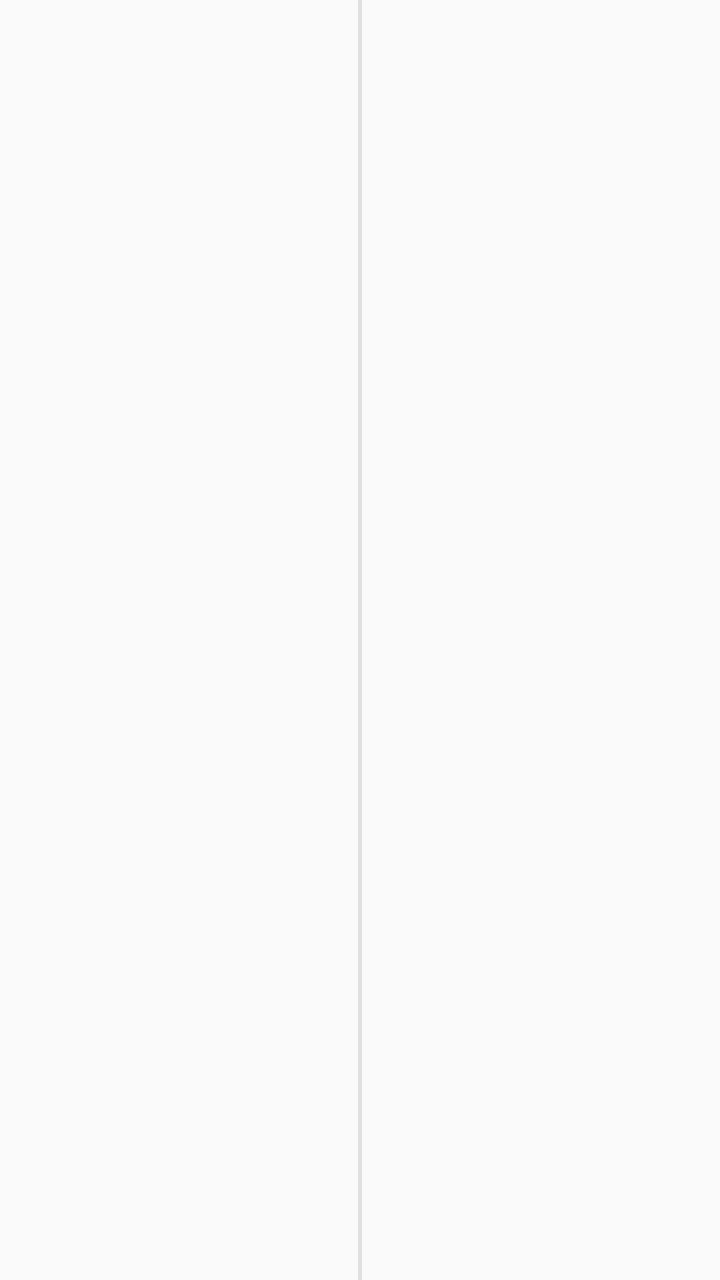
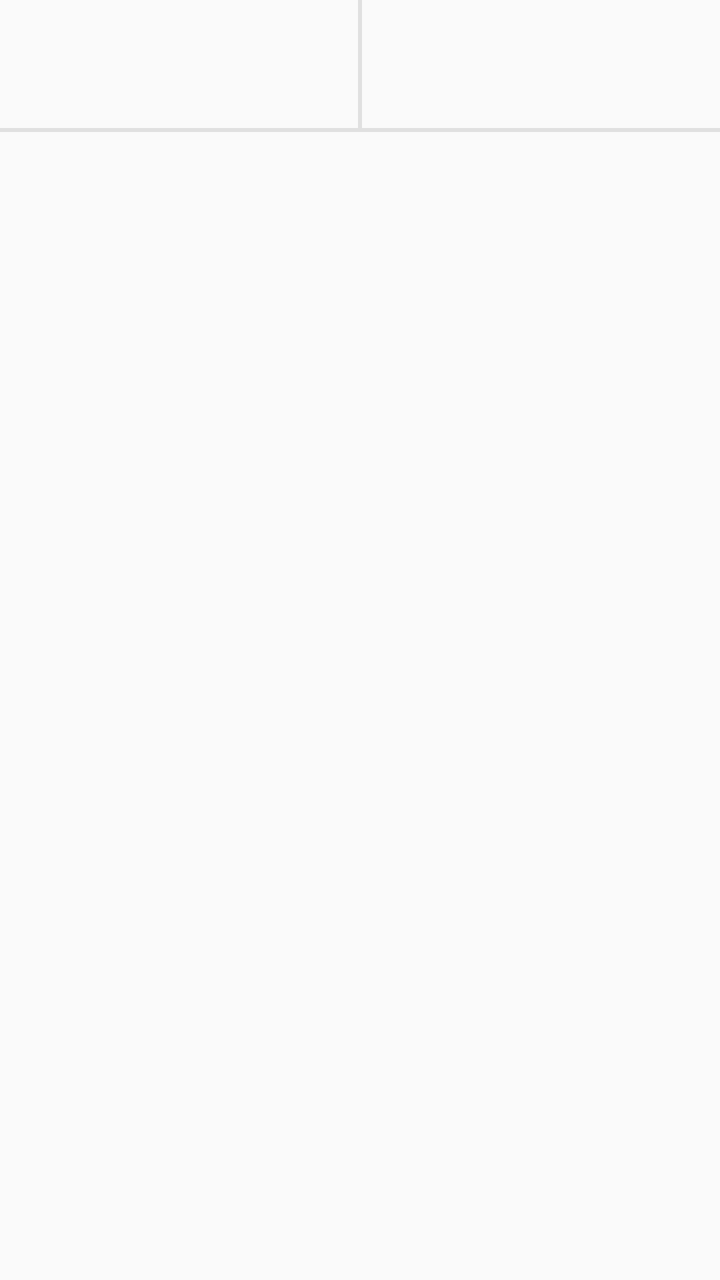

Compare the two renders of this Android layout. The source of the first and the diff that turns it into the second are given below.
<!-- AndroidManifest.xml: application theme Theme.SimpleLauncher -->
<!-- res/layout/item_app_row.xml -->
<?xml version="1.0" encoding="utf-8"?>
<LinearLayout xmlns:android="http://schemas.android.com/apk/res/android"
    android:layout_width="match_parent"
    android:layout_height="@dimen/row_height"
    android:orientation="horizontal">

    <FrameLayout
        android:id="@+id/leftBox"
        android:layout_width="0dp"
        android:layout_height="match_parent"
        android:layout_weight="1"
        android:background="?android:attr/selectableItemBackground">

        <TextView
            android:id="@+id/leftName"
            android:layout_width="match_parent"
            android:layout_height="@dimen/content_height"
            android:layout_gravity="center"
            android:ellipsize="end"
            android:gravity="center"
            android:maxLines="1"
            android:paddingHorizontal="@dimen/padding"
            android:textColor="@color/text_primary"
            android:textSize="14sp" />

    </FrameLayout>

    <View
        android:id="@+id/divider"
        android:layout_width="@dimen/divider"
        android:layout_height="match_parent"
        android:background="@drawable/divider_vertical" />

    <FrameLayout
        android:id="@+id/rightBox"
        android:layout_width="0dp"
        android:layout_height="match_parent"
        android:layout_weight="1"
        android:background="?android:attr/selectableItemBackground">

        <TextView
            android:id="@+id/rightName"
            android:layout_width="match_parent"
            android:layout_height="@dimen/content_height"
            android:layout_gravity="center"
            android:ellipsize="end"
            android:gravity="center"
            android:maxLines="1"
            android:paddingHorizontal="@dimen/padding"
            android:textColor="@color/text_primary"
            android:textSize="14sp" />

    </FrameLayout>

</LinearLayout>
<!-- resources referenced by this layout -->
<resources>
  <color name="text_primary">#FF1C1B1F</color>
  <dimen name="content_height">32dp</dimen>
  <dimen name="divider">2dp</dimen>
  <dimen name="padding">16dp</dimen>
  <dimen name="row_height">64dp</dimen>
  <!-- drawable divider_vertical (drawable) -->
  <?xml version="1.0" encoding="utf-8"?>
  <shape xmlns:android="http://schemas.android.com/apk/res/android"
      android:shape="rectangle">
      <solid android:color="@color/divider" />
      <size android:width="@dimen/divider" />
  </shape>
  <style name="Theme.SimpleLauncher" parent="android:Theme.Material.Light.NoActionBar">
          <item name="android:windowNoTitle">true</item>
          <item name="android:windowFullscreen">false</item>
          <item name="android:statusBarColor">@android:color/transparent</item>
          <item name="android:navigationBarColor">@android:color/transparent</item>
      </style>
  <color name="divider">#FFE0E0E0</color>
</resources>

<!-- the commit's change to res/layout/item_app_row.xml (unified diff, before → after) -->
@@ -1,55 +1,68 @@
 <?xml version="1.0" encoding="utf-8"?>
 <LinearLayout xmlns:android="http://schemas.android.com/apk/res/android"
     android:layout_width="match_parent"
-    android:layout_height="@dimen/row_height"
-    android:orientation="horizontal">
+    android:layout_height="wrap_content"
+    android:orientation="vertical">
 
-    <FrameLayout
-        android:id="@+id/leftBox"
-        android:layout_width="0dp"
-        android:layout_height="match_parent"
-        android:layout_weight="1"
-        android:background="?android:attr/selectableItemBackground">
+    <LinearLayout
+        android:layout_width="match_parent"
+        android:layout_height="@dimen/row_height"
+        android:orientation="horizontal">
 
-        <TextView
-            android:id="@+id/leftName"
-            android:layout_width="match_parent"
-            android:layout_height="@dimen/content_height"
-            android:layout_gravity="center"
-            android:ellipsize="end"
-            android:gravity="center"
-            android:maxLines="1"
-            android:paddingHorizontal="@dimen/padding"
-            android:textColor="@color/text_primary"
-            android:textSize="14sp" />
+        <FrameLayout
+            android:id="@+id/leftBox"
+            android:layout_width="0dp"
+            android:layout_height="match_parent"
+            android:layout_weight="1"
+            android:background="?android:attr/selectableItemBackground">
 
-    </FrameLayout>
+            <TextView
+                android:id="@+id/leftName"
+                android:layout_width="match_parent"
+                android:layout_height="@dimen/content_height"
+                android:layout_gravity="center"
+                android:ellipsize="end"
+                android:gravity="center"
+                android:maxLines="1"
+                android:paddingHorizontal="@dimen/padding"
+                android:textColor="@color/text_primary"
+                android:textSize="14sp" />
+
+        </FrameLayout>
+
+        <View
+            android:id="@+id/divider"
+            android:layout_width="@dimen/divider"
+            android:layout_height="match_parent"
+            android:background="@drawable/divider_vertical" />
+
+        <FrameLayout
+            android:id="@+id/rightBox"
+            android:layout_width="0dp"
+            android:layout_height="match_parent"
+            android:layout_weight="1"
+            android:background="?android:attr/selectableItemBackground">
+
+            <TextView
+                android:id="@+id/rightName"
+                android:layout_width="match_parent"
+                android:layout_height="@dimen/content_height"
+                android:layout_gravity="center"
+                android:ellipsize="end"
+                android:gravity="center"
+                android:maxLines="1"
+                android:paddingHorizontal="@dimen/padding"
+                android:textColor="@color/text_primary"
+                android:textSize="14sp" />
+
+        </FrameLayout>
+
+    </LinearLayout>
 
     <View
-        android:id="@+id/divider"
-        android:layout_width="@dimen/divider"
-        android:layout_height="match_parent"
-        android:background="@drawable/divider_vertical" />
-
-    <FrameLayout
-        android:id="@+id/rightBox"
-        android:layout_width="0dp"
-        android:layout_height="match_parent"
-        android:layout_weight="1"
-        android:background="?android:attr/selectableItemBackground">
-
-        <TextView
-            android:id="@+id/rightName"
-            android:layout_width="match_parent"
-            android:layout_height="@dimen/content_height"
-            android:layout_gravity="center"
-            android:ellipsize="end"
-            android:gravity="center"
-            android:maxLines="1"
-            android:paddingHorizontal="@dimen/padding"
-            android:textColor="@color/text_primary"
-            android:textSize="14sp" />
-
-    </FrameLayout>
+        android:id="@+id/bottomDivider"
+        android:layout_width="match_parent"
+        android:layout_height="@dimen/divider"
+        android:background="@drawable/divider_horizontal" />
 
 </LinearLayout>
<!-- resource entries referenced after the edit -->
@@ -5,6 +5,13 @@
   <dimen name="divider">2dp</dimen>
   <dimen name="padding">16dp</dimen>
   <dimen name="row_height">64dp</dimen>
+  <!-- drawable divider_horizontal (drawable) -->
+  <?xml version="1.0" encoding="utf-8"?>
+  <shape xmlns:android="http://schemas.android.com/apk/res/android"
+      android:shape="rectangle">
+      <solid android:color="@color/divider" />
+      <size android:height="@dimen/divider" />
+  </shape>
   <!-- drawable divider_vertical (drawable) -->
   <?xml version="1.0" encoding="utf-8"?>
   <shape xmlns:android="http://schemas.android.com/apk/res/android"
